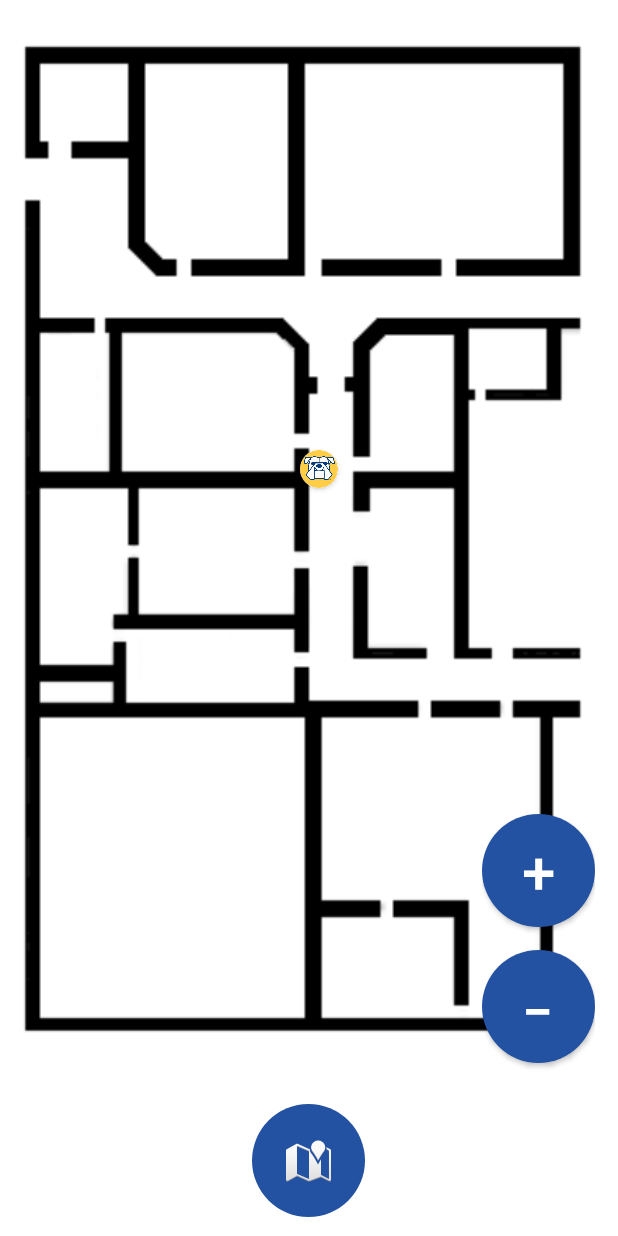
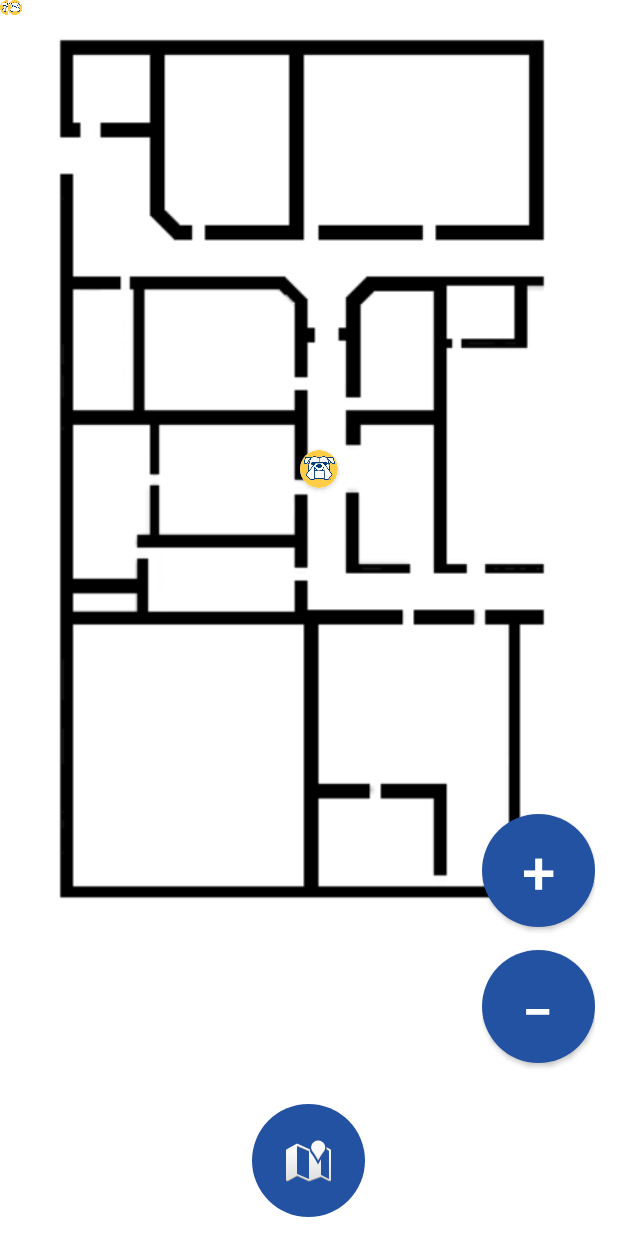
Before and after one commit to RRULE2001/Android-GPS-using-Wifi-RTT, an Android app: the screen it shows after launch (MainActivity), on a phone screen of 412 x 824 dp. Run offline under Robolectric (Android 15) with nearby library versions, the phone set to English and light mode, and no system bars.

```diff
--- a/WiFi RTT Check/app/src/main/res/layout/activity_main.xml
+++ b/WiFi RTT Check/app/src/main/res/layout/activity_main.xml
@@ -21,15 +21,40 @@
             android:layout_width="match_parent"
             android:layout_height="match_parent"
             android:layout_marginBottom="100dp"
-            android:background="@color/white" >
+            android:background="@color/white">
 
-            <ImageView
-                android:id="@+id/map"
+            <FrameLayout
+                android:id="@+id/mapContainer"
                 android:layout_width="match_parent"
-                android:layout_height="match_parent"
-                android:src="@drawable/map"
-                app:layout_constraintStart_toStartOf="parent"
-                app:layout_constraintTop_toTopOf="parent" />
+                android:layout_height="match_parent">
+
+                <ImageView
+                    android:id="@+id/map"
+                    android:layout_width="410dp"
+                    android:layout_height="630dp"
+                    android:src="@drawable/map" />
+
+                <ImageView
+                    android:id="@+id/playerImage4"
+                    android:layout_width="10dp"
+                    android:layout_height="10dp"
+
+                    android:src="@drawable/kettering_bulldog" />
+
+                <ImageView
+                    android:id="@+id/playerImage2"
+                    android:layout_width="10dp"
+                    android:layout_height="10dp"
+
+                    android:src="@drawable/kettering_bulldog" />
+
+                <ImageView
+                    android:id="@+id/playerImage3"
+                    android:layout_width="30px"
+                    android:layout_height="10dp"
+
+                    android:src="@drawable/kettering_bulldog" />
+            </FrameLayout>
 
             <androidx.cardview.widget.CardView
                 android:id="@+id/player"
@@ -41,6 +66,7 @@
                 app:cardCornerRadius="25dp"
                 app:layout_constraintStart_toStartOf="parent"
                 app:layout_constraintTop_toTopOf="parent">
+
                 <ImageView
                     android:id="@+id/playerImage"
                     android:layout_width="match_parent"
@@ -54,8 +80,8 @@
             <LinearLayout
                 android:layout_width="wrap_content"
                 android:layout_height="wrap_content"
+                android:layout_marginRight="15dp"
                 android:orientation="vertical"
-                android:layout_marginRight="15dp"
                 app:layout_constraintBottom_toBottomOf="parent"
                 app:layout_constraintEnd_toEndOf="parent">
 
@@ -67,7 +93,7 @@
                     android:background="@drawable/round_button"
                     android:text="+"
                     android:textColor="@color/white"
-                    android:textSize="40sp"/>
+                    android:textSize="40sp" />
 
                 <androidx.appcompat.widget.AppCompatButton
                     android:id="@+id/buttonZoomOut"
@@ -79,7 +105,8 @@
                     android:textAlignment="center"
                     android:textColor="@color/white"
                     android:textScaleX="1.5"
-                    android:textSize="40sp" /> </LinearLayout>
+                    android:textSize="40sp" />
+            </LinearLayout>
 
         </androidx.constraintlayout.widget.ConstraintLayout>
 
--- a/WiFi RTT Check/app/src/main/res/values/strings.xml
+++ b/WiFi RTT Check/app/src/main/res/values/strings.xml
@@ -17,7 +17,7 @@
     <string name="longitude">Longitude(X): </string>
     <string name="latitude">Latitude(Y): </string>
     <string name="switch_text">Refresh: </string>
-    <integer name="scan_delay">500</integer>
+    <integer name="scan_delay">1000</integer>
     <integer name="text_delay">5000</integer>
 
 </resources>
```
Also changed, not shown: WiFi RTT Check/app/src/main/java/com/example/tes_wifi_rtt/GPSCoreAPI.java (+52 -26 lines), WiFi RTT Check/app/src/main/java/com/example/tes_wifi_rtt/MainActivity.java (+47 -5 lines).
